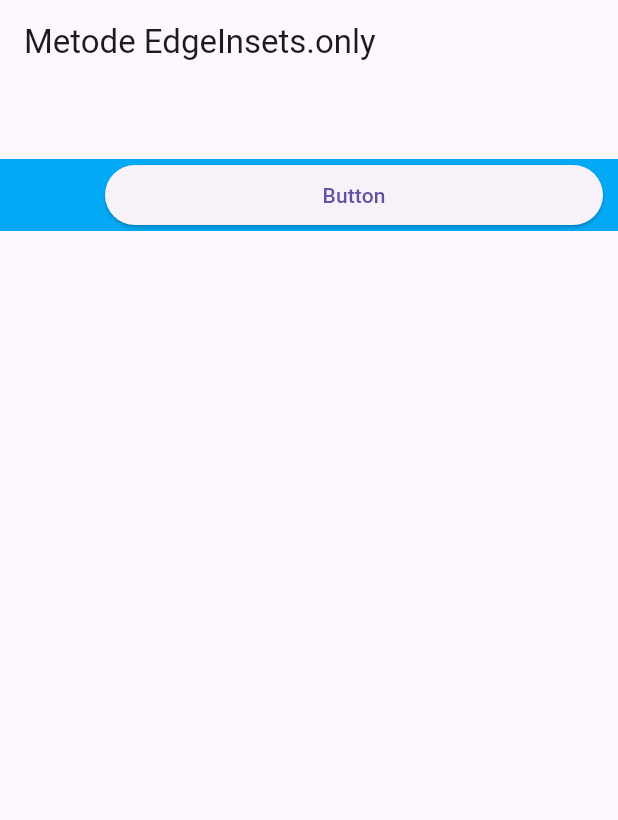
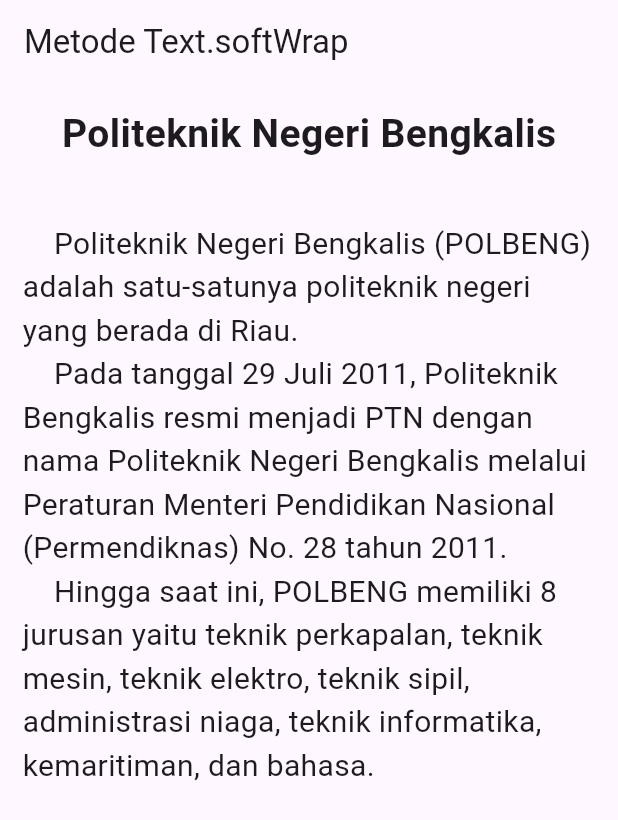
Before and after one commit to FransZalukhu/P07, a Flutter app: the screen it shows after launch, on a phone screen of 412 x 824 dp. Shown: the top 820 px of the screen. Run offline on Flutter 3.47's test engine with Material 3 defaults, Android fonts, the phone set to English and light mode, and no system bars.

Commit message:
Text.softWrap Method

```diff
--- a/lib/main.dart
+++ b/lib/main.dart
@@ -3,10 +3,12 @@ import 'package:flutter/material.dart';
 void main() => runApp(MyApp());
 
 class MyApp extends StatelessWidget {
+  const MyApp({super.key});
+
   @override
   Widget build(BuildContext context) {
     return MaterialApp(
-      title: 'Jarak Komponen',
+      title: 'Metode Text.softWrap',
       theme: ThemeData(
         primarySwatch: Colors.blue,
         visualDensity: VisualDensity.adaptivePlatformDensity,
@@ -17,28 +19,41 @@ class MyApp extends StatelessWidget {
 }
 
 class Home extends StatelessWidget {
+  final String longText = """
+    Politeknik Negeri Bengkalis (POLBENG) adalah satu-satunya politeknik negeri yang berada di Riau.
+    Pada tanggal 29 Juli 2011, Politeknik Bengkalis resmi menjadi PTN dengan nama Politeknik Negeri Bengkalis melalui Peraturan Menteri Pendidikan Nasional (Permendiknas) No. 28 tahun 2011.
+    Hingga saat ini, POLBENG memiliki 8 jurusan yaitu teknik perkapalan, teknik mesin, teknik elektro, teknik sipil, administrasi niaga, teknik informatika, kemaritiman, dan bahasa.
+  """;
+
+  const Home({super.key});
+
   @override
   Widget build(BuildContext context) {
     return Scaffold(
       appBar: AppBar(
-        title: Text('Metode EdgeInsets.only'),
+        title: Text('Metode Text.softWrap'),
       ),
-      body: Row(
+      body: Column(
         children: <Widget>[
-          Expanded(
-            child: Container(
-              color: Colors.lightBlue,
-              margin: const EdgeInsets.only(
-                top: 50.0,
+          Container(
+            margin: EdgeInsets.all(5.0),
+            padding: EdgeInsets.all(10.0),
+            child: Text(
+              'Politeknik Negeri Bengkalis',
+              style: TextStyle(
+                fontSize: 26.0,
+                fontWeight: FontWeight.bold,
               ),
-              padding: const EdgeInsets.only(
-                left: 70.0,
-                right: 10.0,
-              ),
-              child: ElevatedButton(
-                child: Text('Button'),
-                onPressed: () {},
-              ),
+            ),
+          ),
+          SizedBox(height: 10.0),
+          Container(
+            margin: EdgeInsets.all(5.0),
+            padding: EdgeInsets.all(10.0),
+            child: Text(
+              longText,
+              style: TextStyle(fontSize: 20.0),
+              softWrap: true,
             ),
           ),
         ],
```
